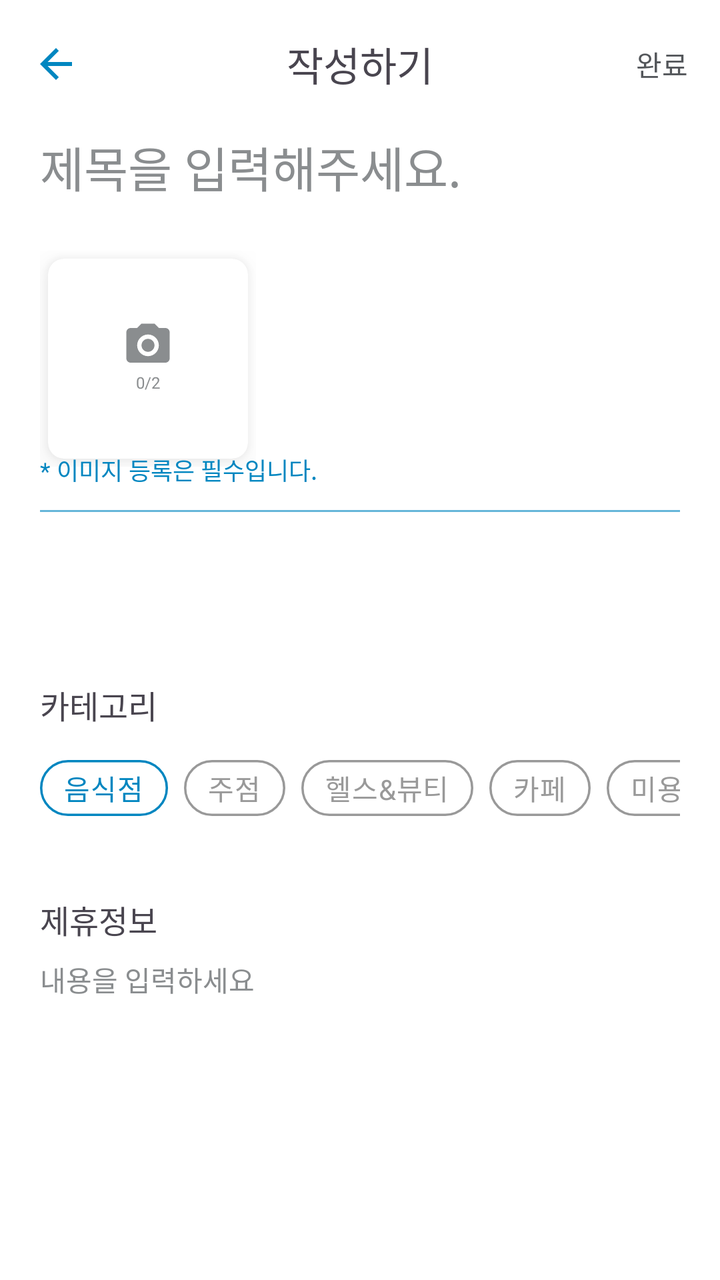
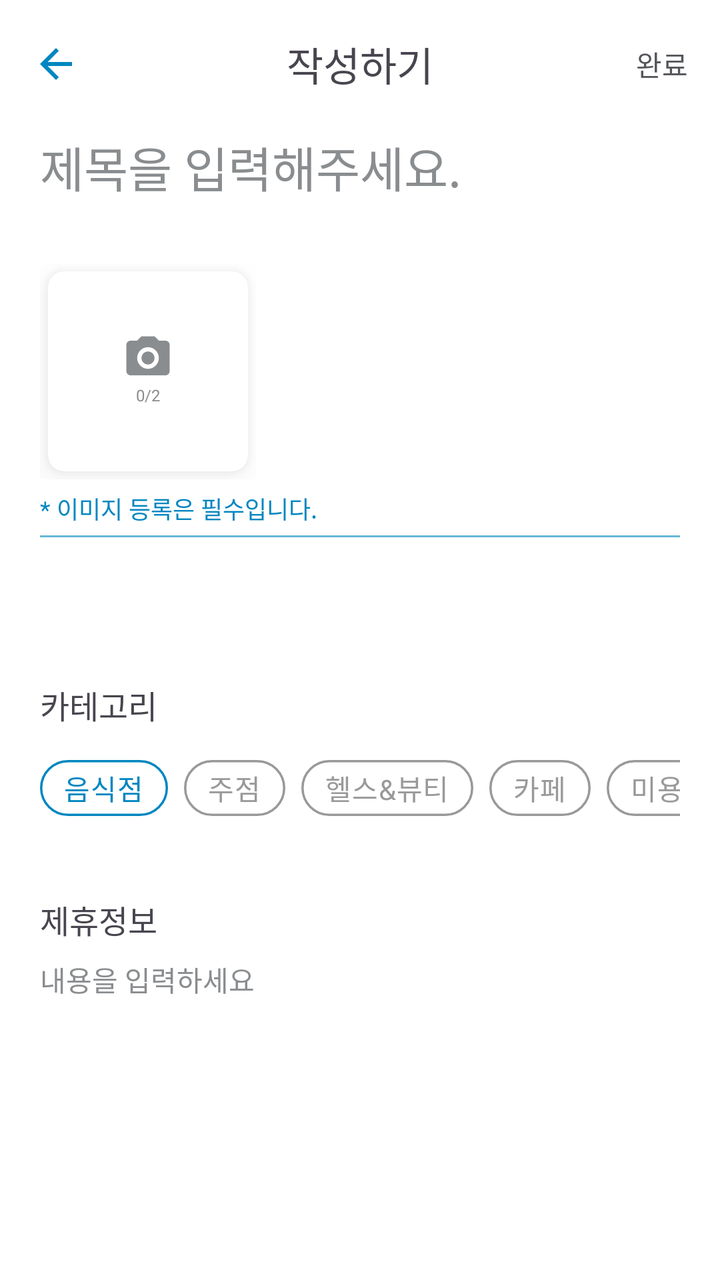

Before-and-after screenshots of an Android layout around one commit, followed by the original layout XML and the change that was made.
<!-- AndroidManifest.xml: application theme Theme.Gaechuck -->
<!-- res/layout/activity_business_write.xml -->
<?xml version="1.0" encoding="utf-8"?>
<androidx.constraintlayout.widget.ConstraintLayout xmlns:android="http://schemas.android.com/apk/res/android"
    xmlns:app="http://schemas.android.com/apk/res-auto"
    android:layout_width="match_parent"
    android:layout_height="match_parent"
    android:background="@color/white">

    <androidx.appcompat.widget.Toolbar
        android:id="@+id/toolbar_main"
        android:layout_width="0dp"
        android:layout_height="64dp"
        android:background="@color/white"
        android:elevation="4dp"
        app:layout_constraintEnd_toEndOf="parent"
        app:layout_constraintStart_toStartOf="parent"
        app:layout_constraintTop_toTopOf="parent"
        app:title=""
        app:titleTextColor="@color/transparent">

        <ImageView
            android:id="@+id/button_back"
            android:layout_width="wrap_content"
            android:layout_height="wrap_content"
            android:layout_gravity="start|center_vertical"
            android:layout_marginTop="20dp"
            android:layout_marginBottom="20dp"
            app:srcCompat="@drawable/ic_back"
            app:tint="@color/gnu_blue" />

        <TextView
            android:id="@+id/textView_title"
            android:layout_width="wrap_content"
            android:layout_height="wrap_content"
            android:layout_gravity="center"
            android:fontFamily="@font/pretendard_bold"
            android:textSize="20sp"
            android:text="작성하기"
            app:layout_constraintEnd_toEndOf="parent"
            app:layout_constraintStart_toStartOf="parent"
            app:layout_constraintTop_toTopOf="@id/button_back" />

        <TextView
            android:id="@+id/form_send"
            android:layout_width="wrap_content"
            android:layout_height="wrap_content"
            android:layout_gravity="end|center_vertical"
            android:fontFamily="@font/pretendard_semibold"
            android:paddingHorizontal="16dp"
            android:textColor="@color/gnu_grey"
            android:text="완료" />
    </androidx.appcompat.widget.Toolbar>

    <EditText
        android:id="@+id/field_title"
        android:layout_width="match_parent"
        android:layout_height="wrap_content"
        android:background="@color/transparent"
        android:fontFamily="@font/pretendard_semibold"
        android:hint="제목을 입력해주세요."
        android:paddingLeft="20dp"
        android:textSize="24sp"
        app:layout_constraintTop_toBottomOf="@id/toolbar_main"
        app:layout_constraintBottom_toBottomOf="@id/guideline1"
        android:inputType="text"
        app:layout_constraintStart_toStartOf="parent"
        android:textColorHint="@color/default_tab_color"
        />

    <LinearLayout
        android:id="@+id/field_image"
        android:layout_width="match_parent"
        android:layout_height="wrap_content"
        app:layout_constraintTop_toBottomOf="@id/guideline1"
        app:layout_constraintBottom_toBottomOf="@id/guideline2"
        app:layout_constraintStart_toStartOf="parent"
        android:orientation="horizontal"
        android:layout_marginHorizontal="20dp"
        android:gravity="center_vertical"
        >
        <include
            layout="@layout/fragment_photo_add"
            android:id="@+id/photo_add_btn"
            android:layout_width="wrap_content"
            android:layout_height="wrap_content"
            />

        <LinearLayout
            android:id="@+id/photo_container"
            android:layout_width="wrap_content"
            android:layout_height="wrap_content"
            android:orientation="horizontal"

            app:layout_constraintStart_toStartOf="parent"
            app:layout_constraintBottom_toBottomOf="@id/divider"
            android:gravity="center_vertical"
            >

        </LinearLayout>
        <include
            layout="@layout/fragment_photo_add2"
            android:id="@+id/photo_add_btn2"
            android:layout_width="wrap_content"
            android:layout_height="wrap_content"
            android:layout_marginHorizontal="16dp"
            android:visibility="gone"
            />
    </LinearLayout>

    <TextView
        android:layout_width="wrap_content"
        android:layout_height="wrap_content"
        android:id="@+id/image_info"
        android:text="* 이미지 등록은 필수입니다."
        android:textSize="12sp"
        app:layout_constraintTop_toBottomOf="@id/field_image"
        app:layout_constraintBottom_toBottomOf="@id/guideline2"
        app:layout_constraintStart_toStartOf="parent"
        android:layout_marginBottom="20dp"
        android:layout_marginHorizontal="20dp"
        android:fontFamily="@font/pretendard_regular"
        android:textColor="@color/gnu_blue"
        />

    <com.google.android.material.divider.MaterialDivider
        android:id="@+id/divider"
        android:layout_width="match_parent"
        android:layout_height="1dp"
        app:layout_constraintBottom_toBottomOf="@id/guideline2"
        app:dividerColor="@color/gnu_blue_60"
        android:layout_marginHorizontal="20dp"
        />

    <LinearLayout
        android:id="@+id/select_category"
        android:layout_width="match_parent"
        android:layout_height="wrap_content"
        app:layout_constraintStart_toStartOf="parent"
        app:layout_constraintTop_toTopOf="@id/guideline3"
        android:orientation="vertical"
        android:layout_marginHorizontal="20dp"
        >
        <TextView
            android:layout_width="wrap_content"
            android:layout_height="wrap_content"
            android:text="카테고리"
            android:fontFamily="@font/pretendard_medium"
            android:textSize="16sp"
            android:layout_marginVertical="8dp"
            />

        <HorizontalScrollView
            android:layout_width="match_parent"
            android:layout_height="wrap_content"
            android:fillViewport="true"
            android:scrollbars="none">
        <com.google.android.material.chip.ChipGroup
            android:id="@+id/group_category"
            android:layout_width="wrap_content"
            android:layout_height="wrap_content"
            app:singleSelection="true">

            <com.google.android.material.chip.Chip
                android:id="@+id/category_food"
                style="@style/Widget.MaterialComponents.Chip.Choice"
                app:rippleColor="@color/transparent"
                android:layout_width="wrap_content"
                android:layout_height="44dp"
                android:backgroundTint="@color/white"
                android:checked="true"
                android:text="@string/category_food"
                android:textColor="@color/chip_text_list"
                android:textSize="14sp"
                app:chipCornerRadius="50dp"
                app:chipStrokeColor="@color/chip_stroke_list"
                app:chipStrokeWidth="1.18dp"
                android:fontFamily="@font/pretendard_regular"
                />

            <com.google.android.material.chip.Chip
                android:id="@+id/category_beer"
                style="@style/Widget.MaterialComponents.Chip.Choice"
                app:rippleColor="@color/transparent"
                android:layout_width="wrap_content"
                android:layout_height="44dp"
                android:backgroundTint="@color/white"
                android:text="@string/category_beer"
                android:textColor="@color/chip_text_list"
                android:textSize="14sp"
                app:chipCornerRadius="50dp"
                app:chipStrokeColor="@color/chip_stroke_list"
                app:chipStrokeWidth="1.18dp"
                android:fontFamily="@font/pretendard_regular"
                />

            <com.google.android.material.chip.Chip
                android:id="@+id/category_health"
                style="@style/Widget.MaterialComponents.Chip.Choice"
                app:rippleColor="@color/transparent"
                android:layout_width="wrap_content"
                android:layout_height="44dp"
                android:backgroundTint="@color/white"
                android:text="@string/category_health"
                android:textColor="@color/chip_text_list"
                android:textSize="14sp"
                app:chipCornerRadius="50dp"
                app:chipStrokeColor="@color/chip_stroke_list"
                app:chipStrokeWidth="1.18dp"
                android:fontFamily="@font/pretendard_regular"
                />

            <com.google.android.material.chip.Chip
                android:id="@+id/category_cafe"
                style="@style/Widget.MaterialComponents.Chip.Choice"
                app:rippleColor="@color/transparent"
                android:layout_width="wrap_content"
                android:layout_height="44dp"
                android:backgroundTint="@color/white"
                android:text="@string/category_cafe"
                android:textColor="@color/chip_text_list"
                android:textSize="14sp"
                app:chipCornerRadius="50dp"
                app:chipStrokeColor="@color/chip_stroke_list"
                app:chipStrokeWidth="1.18dp"
                android:fontFamily="@font/pretendard_regular"
                />

            <com.google.android.material.chip.Chip
                android:id="@+id/category_hair"
                style="@style/Widget.MaterialComponents.Chip.Choice"
                app:rippleColor="@color/transparent"
                android:layout_width="wrap_content"
                android:layout_height="44dp"
                android:backgroundTint="@color/white"
                android:text="@string/category_hair"
                android:textColor="@color/chip_text_list"
                android:textSize="14sp"
                app:chipCornerRadius="50dp"
                app:chipStrokeColor="@color/chip_stroke_list"
                app:chipStrokeWidth="1.18dp"
                android:fontFamily="@font/pretendard_regular"
                />

            <com.google.android.material.chip.Chip
                android:id="@+id/category_etc"
                style="@style/Widget.MaterialComponents.Chip.Choice"
                app:rippleColor="@color/transparent"
                android:layout_width="wrap_content"
                android:layout_height="44dp"
                android:backgroundTint="@color/white"
                android:text="@string/category_etc"
                android:textColor="@color/chip_text_list"
                android:textSize="14sp"
                app:chipCornerRadius="50dp"
                app:chipStrokeColor="@color/chip_stroke_list"
                app:chipStrokeWidth="1.18dp"
                android:fontFamily="@font/pretendard_regular"
                />

        </com.google.android.material.chip.ChipGroup>
        </HorizontalScrollView>


    </LinearLayout>
    <LinearLayout
        android:id="@+id/write_info"
        android:layout_width="match_parent"
        android:layout_height="wrap_content"
        app:layout_constraintStart_toStartOf="parent"
        app:layout_constraintTop_toBottomOf="@id/select_category"
        android:orientation="vertical"
        android:layout_marginHorizontal="20dp"
        android:layout_marginTop="24dp"
        >
        <TextView
            android:layout_width="wrap_content"
            android:layout_height="wrap_content"
            android:text="제휴정보"
            android:fontFamily="@font/pretendard_medium"
            android:textSize="16sp"
            android:layout_marginVertical="8dp"
            />
        <EditText
            android:id="@+id/field_info"
            android:layout_width="match_parent"
            android:layout_height="match_parent"
            android:hint="내용을 입력하세요"
            app:layout_constraintBottom_toBottomOf="@id/guideline1"
            app:layout_constraintStart_toStartOf="parent"
            android:textSize="14dp"
            android:fontFamily="@font/pretendard_light"
            android:background="@color/transparent"
            android:inputType="textMultiLine"
            android:maxLines="5"
            android:textColorHint="@color/default_tab_color"
            />
    </LinearLayout>


    <androidx.constraintlayout.widget.Guideline
        android:id="@+id/guideline1"
        android:layout_width="wrap_content"
        android:layout_height="wrap_content"
        android:orientation="horizontal"
        app:layout_constraintGuide_percent="0.16" />
    <androidx.constraintlayout.widget.Guideline
        android:id="@+id/guideline2"
        android:layout_width="wrap_content"
        android:layout_height="wrap_content"
        android:orientation="horizontal"
        app:layout_constraintGuide_percent="0.40" />

    <androidx.constraintlayout.widget.Guideline
        android:id="@+id/guideline3"
        android:layout_width="wrap_content"
        android:layout_height="wrap_content"
        android:orientation="horizontal"
        app:layout_constraintGuide_percent="0.52" />
</androidx.constraintlayout.widget.ConstraintLayout>
<!-- res/layout/fragment_photo_add.xml (included above) -->
<?xml version="1.0" encoding="utf-8"?>
<LinearLayout xmlns:android="http://schemas.android.com/apk/res/android"
    android:layout_width="match_parent"
    android:layout_height="match_parent"
    xmlns:app="http://schemas.android.com/apk/res-auto"
    android:background="@color/transparent">

    <androidx.cardview.widget.CardView
        android:layout_margin="4dp"
        android:layout_width="100dp"
        android:layout_height="100dp"
        app:layout_constraintTop_toTopOf="parent"
        app:layout_constraintStart_toStartOf="parent"
        app:cardCornerRadius="8dp"
        android:outlineAmbientShadowColor="@color/black"
        android:outlineSpotShadowColor="@color/grey"
        app:cardElevation="8dp"
        app:cardBackgroundColor="@color/white"
        >

        <LinearLayout
            android:layout_width="wrap_content"
            android:layout_height="wrap_content"
            android:orientation="vertical"
            android:layout_gravity="center"
            android:layout_marginTop="2dp"
            >
            <ImageView
                android:layout_width="wrap_content"
                android:layout_height="wrap_content"
                android:src="@drawable/ic_camera"
                />

            <LinearLayout
                android:layout_width="wrap_content"
                android:layout_height="wrap_content"
                android:layout_gravity="center"
                android:layout_marginVertical="4dp"
                >
                <TextView
                    android:layout_width="wrap_content"
                    android:layout_height="wrap_content"
                    android:fontFamily="@font/pretendard_regular"
                    android:text="0/"
                    android:textSize="8sp"
                    android:textColor="@color/divider_grey2"
                    />
                <TextView
                    android:id="@+id/photo_count"
                    android:layout_width="wrap_content"
                    android:layout_height="wrap_content"
                    android:fontFamily="@font/pretendard_regular"
                    android:text="2"
                    android:textSize="8sp"
                    android:layout_gravity="center"
                    android:textColor="@color/divider_grey2"
                    />
            </LinearLayout>
        </LinearLayout>
    </androidx.cardview.widget.CardView>
</LinearLayout>
<!-- res/layout/fragment_photo_add2.xml (included above) -->
<?xml version="1.0" encoding="utf-8"?>
<LinearLayout xmlns:android="http://schemas.android.com/apk/res/android"
    android:layout_width="wrap_content"
    android:layout_height="wrap_content"
    android:orientation="vertical"
    >

    <ImageView
        android:layout_width="wrap_content"
        android:layout_height="wrap_content"
        android:src="@drawable/ic_plus"
        />

    <LinearLayout
        android:layout_width="wrap_content"
        android:layout_height="wrap_content"
        android:layout_gravity="center"
        android:layout_marginVertical="4dp"
        >
        <TextView
            android:id="@+id/photo_count"
            android:layout_width="wrap_content"
            android:layout_height="wrap_content"
            android:fontFamily="@font/pretendard_regular"
            android:text="0"
            android:textSize="12sp"
            android:textColor="@color/divider_grey2"
            />
        <TextView
            android:id="@+id/total_count"
            android:layout_width="wrap_content"
            android:layout_height="wrap_content"
            android:fontFamily="@font/pretendard_regular"
            android:text="/3"
            android:textSize="12sp"
            android:layout_gravity="center"
            android:textColor="@color/divider_grey2"
            />
    </LinearLayout>

</LinearLayout>
<!-- resources referenced by this layout -->
<resources>
  <color name="black">#FF000000</color>
  <color name="default_tab_color">#FF8A8D8F</color>
  <color name="divider_grey2">#8A8D8F</color>
  <color name="gnu_blue">#FF0086C0</color>
  <color name="gnu_blue_60">#990086C0</color>
  <color name="gnu_grey">#53565A</color>
  <color name="grey">#999999</color>
  <color name="transparent">#00000000</color>
  <color name="white">#FFFFFFFF</color>
  <!-- drawable ic_back (drawable) -->
  <vector xmlns:android="http://schemas.android.com/apk/res/android" android:autoMirrored="true" android:height="24dp" android:tint="#8A8D8F" android:viewportHeight="24" android:viewportWidth="24" android:width="24dp">
        
      <path android:fillColor="@android:color/white" android:pathData="M20,11H7.83l5.59,-5.59L12,4l-8,8 8,8 1.41,-1.41L7.83,13H20v-2z"/>
      
  </vector>
  <!-- drawable ic_camera (drawable) -->
  <vector xmlns:android="http://schemas.android.com/apk/res/android"
      android:width="22dp"
      android:height="20dp"
      android:viewportWidth="22"
      android:viewportHeight="20">
    <path
        android:pathData="M2.333,2.334H5.583L7.75,0.167H14.25L16.417,2.334H19.667C20.241,2.334 20.792,2.562 21.199,2.968C21.605,3.375 21.833,3.926 21.833,4.5V17.5C21.833,18.075 21.605,18.626 21.199,19.032C20.792,19.439 20.241,19.667 19.667,19.667H2.333C1.759,19.667 1.207,19.439 0.801,19.032C0.395,18.626 0.167,18.075 0.167,17.5V4.5C0.167,3.926 0.395,3.375 0.801,2.968C1.207,2.562 1.759,2.334 2.333,2.334ZM11,5.584C9.563,5.584 8.186,6.154 7.17,7.17C6.154,8.186 5.583,9.564 5.583,11C5.583,12.437 6.154,13.815 7.17,14.83C8.186,15.846 9.563,16.417 11,16.417C12.436,16.417 13.814,15.846 14.83,14.83C15.846,13.815 16.417,12.437 16.417,11C16.417,9.564 15.846,8.186 14.83,7.17C13.814,6.154 12.436,5.584 11,5.584ZM11,7.75C11.862,7.75 12.688,8.093 13.298,8.702C13.907,9.312 14.25,10.138 14.25,11C14.25,11.862 13.907,12.689 13.298,13.298C12.688,13.908 11.862,14.25 11,14.25C10.138,14.25 9.311,13.908 8.702,13.298C8.092,12.689 7.75,11.862 7.75,11C7.75,10.138 8.092,9.312 8.702,8.702C9.311,8.093 10.138,7.75 11,7.75Z"
        android:fillColor="#8A8D8F"/>
  </vector>
  <!-- drawable ic_plus (drawable) -->
  <vector xmlns:android="http://schemas.android.com/apk/res/android"
      android:width="26dp"
      android:height="26dp"
      android:viewportWidth="26"
      android:viewportHeight="26">
    <path
        android:pathData="M13,0.75C6.235,0.75 0.75,6.235 0.75,13C0.75,19.765 6.235,25.25 13,25.25C19.765,25.25 25.25,19.765 25.25,13C25.25,6.235 19.765,0.75 13,0.75ZM18.25,13.656C18.25,13.777 18.152,13.875 18.031,13.875H13.875V18.031C13.875,18.152 13.777,18.25 13.656,18.25H12.344C12.223,18.25 12.125,18.152 12.125,18.031V13.875H7.969C7.848,13.875 7.75,13.777 7.75,13.656V12.344C7.75,12.223 7.848,12.125 7.969,12.125H12.125V7.969C12.125,7.848 12.223,7.75 12.344,7.75H13.656C13.777,7.75 13.875,7.848 13.875,7.969V12.125H18.031C18.152,12.125 18.25,12.223 18.25,12.344V13.656Z"
        android:fillColor="#8A8D8F"/>
  </vector>
  <string name="category_beer">주점</string>
  <string name="category_cafe">카페</string>
  <string name="category_etc">기타</string>
  <string name="category_food">음식점</string>
  <string name="category_hair">미용실</string>
  <string name="category_health">헬스&amp;뷰티</string>
  <style name="Theme.Gaechuck" parent="Theme.Material3.DayNight.NoActionBar">
          <item name="android:color">@color/gnu_blue</item>
          <item name="colorSurface">@color/white</item>
          <item name="statusBarBackground">@color/white</item>
      </style>
</resources>

<!-- the commit's change to res/layout/activity_business_write.xml (unified diff, before → after) -->
@@ -115,8 +115,8 @@
         app:layout_constraintTop_toBottomOf="@id/field_image"
         app:layout_constraintBottom_toBottomOf="@id/guideline2"
         app:layout_constraintStart_toStartOf="parent"
-        android:layout_marginBottom="20dp"
         android:layout_marginHorizontal="20dp"
+        android:layout_marginVertical="10dp"
         android:fontFamily="@font/pretendard_regular"
         android:textColor="@color/gnu_blue"
         />
@@ -307,7 +307,7 @@
         android:layout_width="wrap_content"
         android:layout_height="wrap_content"
         android:orientation="horizontal"
-        app:layout_constraintGuide_percent="0.40" />
+        app:layout_constraintGuide_percent="0.42" />
 
     <androidx.constraintlayout.widget.Guideline
         android:id="@+id/guideline3"
